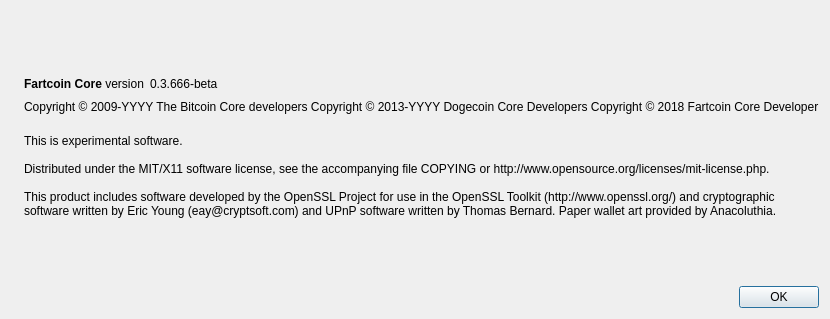
Old version of the form src/qt/forms/aboutdialog.ui in the repository fartcoin-project/fartcoin.
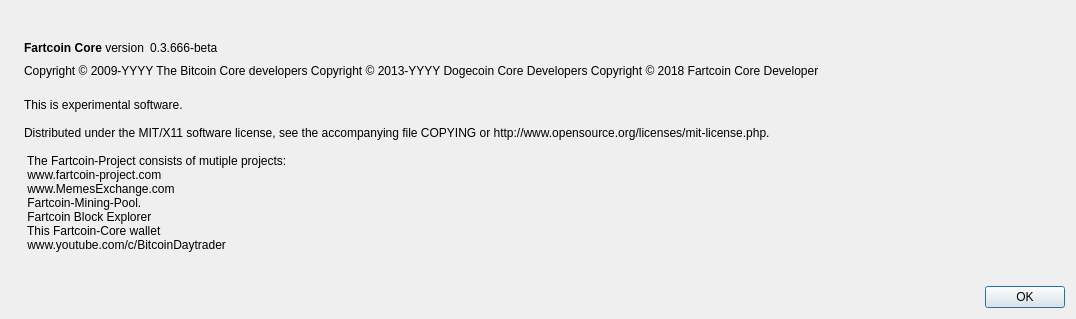
New version of the form. Icons and pictures are not drawn.

Commit message: New Genesis Block TimeStamp

The edit to the form file:
```diff
--- a/src/qt/forms/aboutdialog.ui
+++ b/src/qt/forms/aboutdialog.ui
@@ -6,7 +6,7 @@
    <rect>
     <x>0</x>
     <y>0</y>
-    <width>759</width>
+    <width>1076</width>
     <height>319</height>
    </rect>
   </property>
@@ -114,7 +114,13 @@
 
 Distributed under the MIT/X11 software license, see the accompanying file COPYING or http://www.opensource.org/licenses/mit-license.php.
 
-This product includes software developed by the OpenSSL Project for use in the OpenSSL Toolkit (http://www.openssl.org/) and cryptographic software written by Eric Young (eay@cryptsoft.com) and UPnP software written by Thomas Bernard. Paper wallet art provided by Anacoluthia.</string>
+ The Fartcoin-Project consists of mutiple projects:  
+ www.fartcoin-project.com 
+ www.MemesExchange.com 
+ Fartcoin-Mining-Pool. 
+ Fartcoin Block Explorer 
+ This Fartcoin-Core wallet 
+ www.youtube.com/c/BitcoinDaytrader</string>
        </property>
        <property name="wordWrap">
         <bool>true</bool>
```
Left out of the diff: 4 changed lines with no effect on the pictures. The commit also changes 23 other files.
